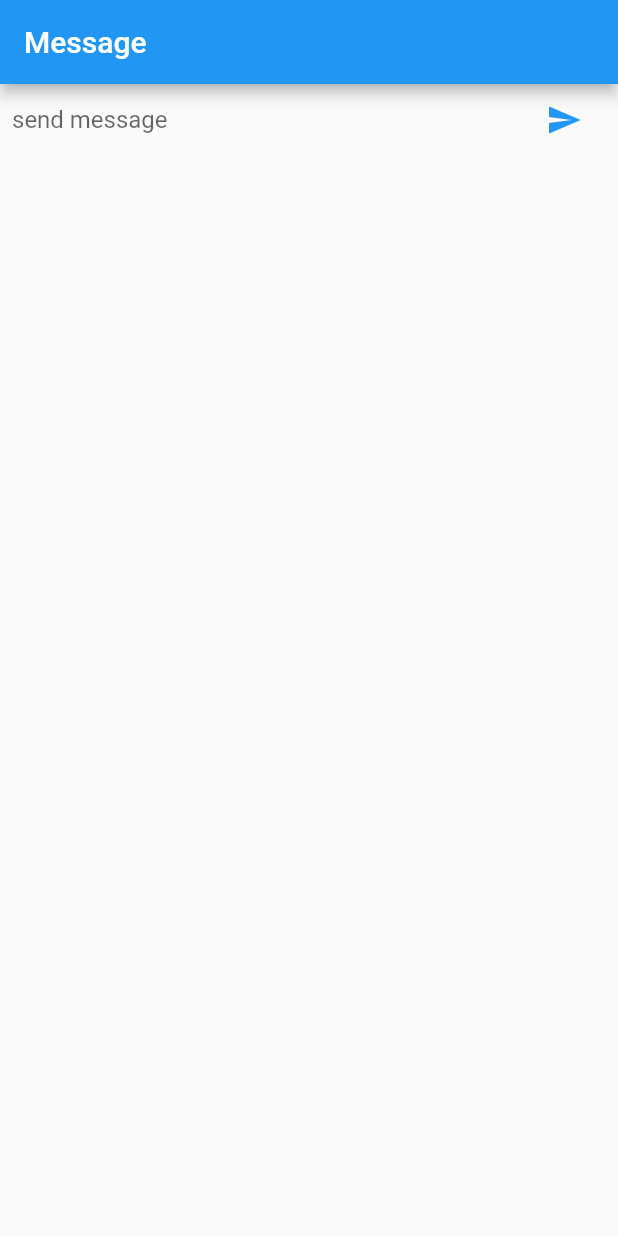
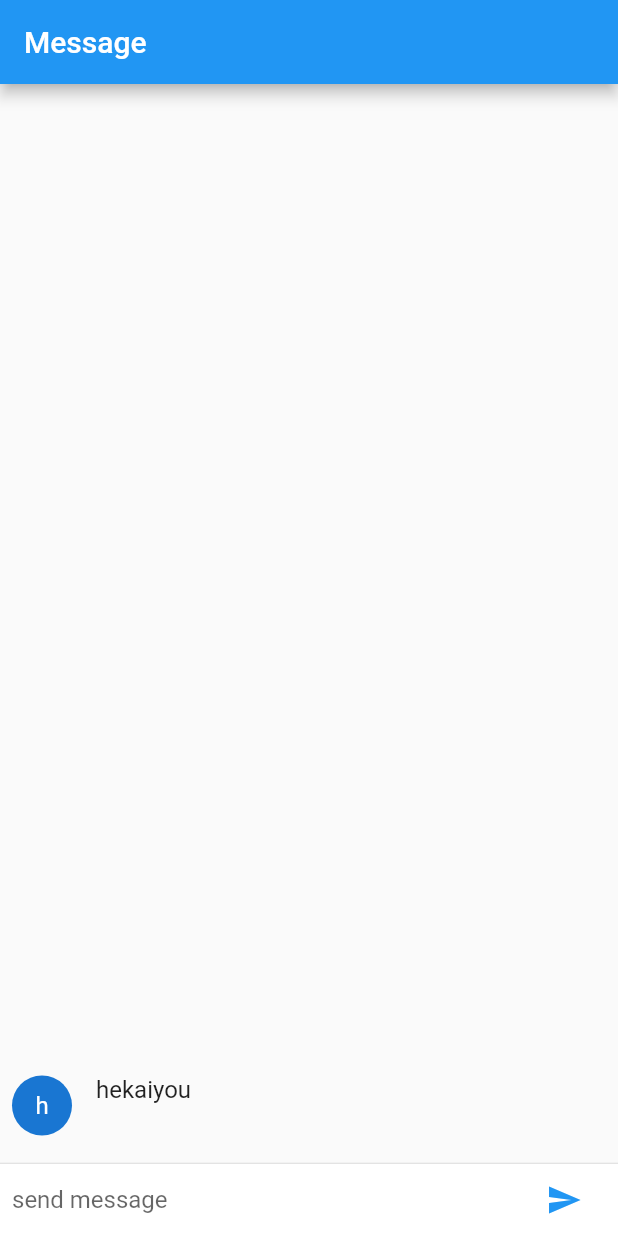
Before and after one commit to zhlsky/sample-talk, a Flutter app: the screen it shows after launch, after a tap on the "send" icon, on a phone screen of 412 x 824 dp. Run offline on Flutter 3.47's test engine with Material 2 defaults, Android fonts, the phone set to English and light mode, and no system bars.

```diff
--- a/lib/main.dart
+++ b/lib/main.dart
@@ -22,9 +22,16 @@ class ChatScreen extends StatefulWidget {
 
 class ChatScreenState extends State<ChatScreen> {
   final TextEditingController _textController = TextEditingController();
+  final List<ChatMessage> _messages = <ChatMessage>[];
 
   void _handleSubmitted(String text) {
     _textController.clear();
+    ChatMessage message = new ChatMessage(
+      text: text,
+    );
+    setState(() {
+      _messages.insert(0, message);
+    });
   }
 
   Widget _buildTextComposer() {
@@ -33,10 +40,11 @@ class ChatScreenState extends State<ChatScreen> {
       child: Row(
         children: <Widget>[
           Flexible(
-            child: new TextField(
+            child: TextField(
               controller: _textController,
               onSubmitted: _handleSubmitted,
-              decoration: new InputDecoration.collapsed(hintText: 'send message'),
+              decoration:
+                  new InputDecoration.collapsed(hintText: 'send message'),
             ),
           ),
           Container(
@@ -57,7 +65,56 @@ class ChatScreenState extends State<ChatScreen> {
       appBar: AppBar(
         title: Text("Message"),
       ),
-      body: _buildTextComposer(),
+      body: Column(children: <Widget>[
+        Flexible(
+            child: ListView.builder(
+          padding: EdgeInsets.all(8.0),
+          reverse: true,
+          itemBuilder: (_, int index) => _messages[index],
+          itemCount: _messages.length,
+        )),
+        Divider(height: 1.0),
+        Container(
+          decoration: new BoxDecoration(
+            color: Theme.of(context).cardColor,
+          ),
+          child: _buildTextComposer(),
+        )
+      ]),
     );
   }
 }
+
+const String _name = "hekaiyou";
+
+class ChatMessage extends StatelessWidget {
+  ChatMessage({this.text});
+
+  final String text;
+
+  @override
+  Widget build(BuildContext context) {
+    return Container(
+      margin: EdgeInsets.symmetric(vertical: 10.0),
+      child: Row(
+        crossAxisAlignment: CrossAxisAlignment.start,
+        children: <Widget>[
+          Container(
+            margin: EdgeInsets.only(right: 16.0),
+            child: CircleAvatar(child: new Text(_name[0])),
+          ),
+          Column(
+            crossAxisAlignment: CrossAxisAlignment.start,
+            children: <Widget>[
+              Text(_name, style: Theme.of(context).textTheme.subhead),
+              Container(
+                margin: const EdgeInsets.only(top: 5.0),
+                child: new Text(text),
+              )
+            ],
+          ),
+        ],
+      ),
+    );
+  }
+}
```
Also changed, not shown: 1 other file.
